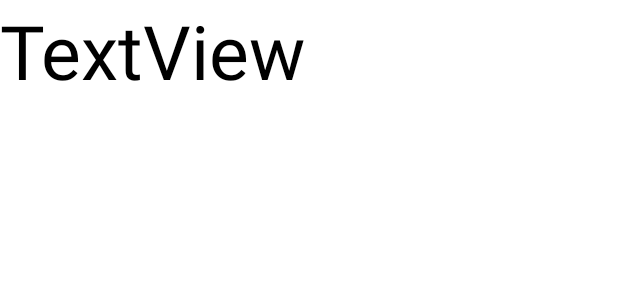
After one commit to Scrip00/Numble, an Android app: the layout history_list_row_left.xml on its own in the app's theme, with its tools: preview values and no code run, on a phone screen of 412 x 824 dp. The commit adds this screen. Shown: the top 300 px of the screen. Run offline under Robolectric (Android 15) with nearby library versions, the phone set to English and light mode, and no system bars.

Commit message:
Added history list

```diff
--- a/app/src/main/AndroidManifest.xml
+++ b/app/src/main/AndroidManifest.xml
@@ -22,7 +22,7 @@
             </intent-filter>
         </activity>
         <activity android:name=".GameActivity" />
-        <activity android:name=".Animations.LoadingAnimator" />
+        <activity android:name=".HistoryActivity" />
     </application>
 
 </manifest>
--- a/app/src/main/java/com/Scrip0/numble/Dialogs/StartNewGameDialog.java
+++ b/app/src/main/java/com/Scrip0/numble/Dialogs/StartNewGameDialog.java
@@ -97,8 +97,8 @@ public class StartNewGameDialog extends DialogFragment {
     @SuppressLint("UseSwitchCompatOrMaterialCode")
     private void initDialog(View dialogView) {
         SharedPreferences sharedPrefs = PreferenceManager.getDefaultSharedPreferences(getContext());
-        int length = sharedPrefs.getInt("Length", 4);
-        int numTries = sharedPrefs.getInt("Numtries", 6);
+        int length = sharedPrefs.getInt("Length", 7);
+        int numTries = sharedPrefs.getInt("Numtries", 7);
         boolean withMult = sharedPrefs.getBoolean("With_mult", true);
         boolean withPower = sharedPrefs.getBoolean("With_power", true);
         boolean withFact = sharedPrefs.getBoolean("With_fact", true);
--- /dev/null
+++ b/app/src/main/res/layout/history_list_row_left.xml
@@ -0,0 +1,15 @@
+<?xml version="1.0" encoding="utf-8"?>
+<RelativeLayout xmlns:android="http://schemas.android.com/apk/res/android"
+    xmlns:tools="http://schemas.android.com/tools"
+    android:layout_width="match_parent"
+    android:layout_height="100dp">
+
+    <TextView
+        android:id="@+id/textView"
+        android:layout_width="wrap_content"
+        android:layout_height="wrap_content"
+        android:text="TextView"
+        android:textSize="50sp"
+        android:textColor="@color/black"
+        tools:ignore="MissingConstraints" />
+</RelativeLayout>
```
Also changed, not shown: app/src/main/java/com/Scrip0/numble/Adapters/HistoryListAdapter.java (added, +61 -0 lines), app/src/main/java/com/Scrip0/numble/HistoryActivity.java (added, +34 -0 lines), app/src/main/java/com/Scrip0/numble/MainMenu.java (+10 -1 lines), app/src/main/res/layout/activity_history.xml (added, +14 -0 lines).
